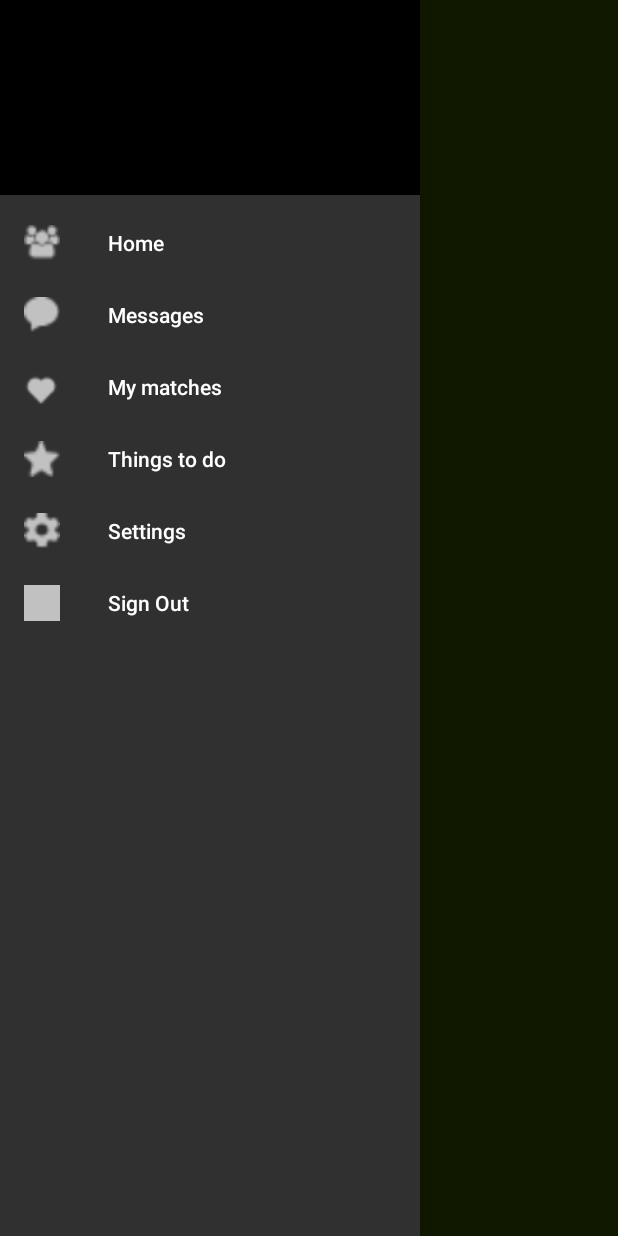
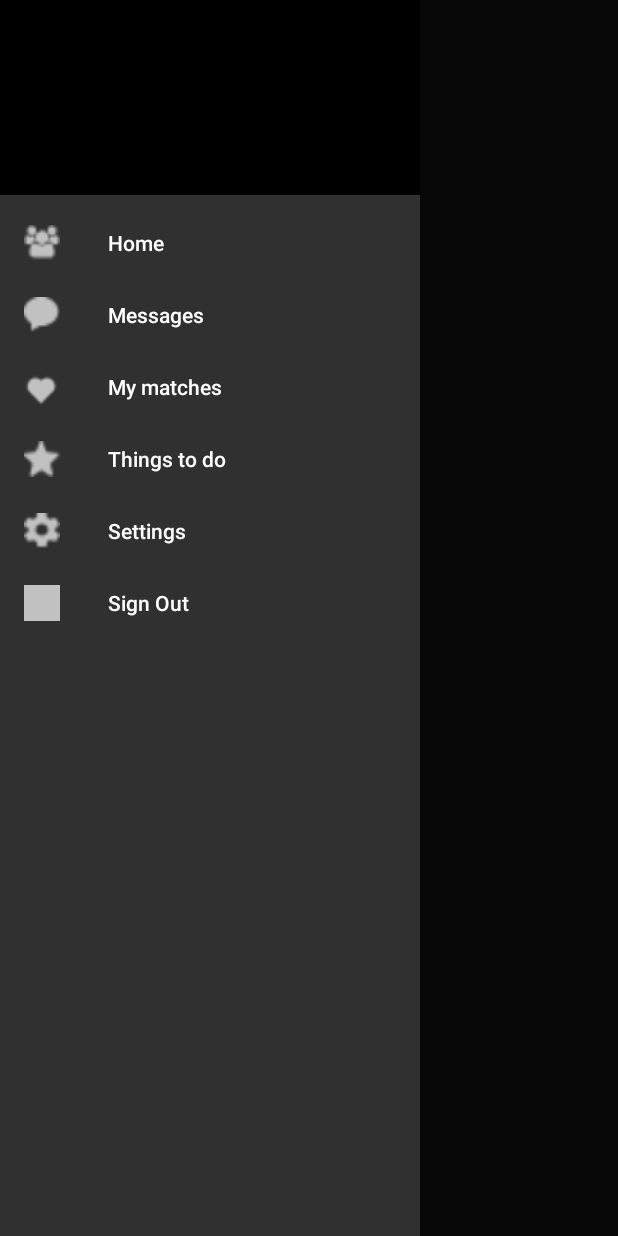
Before and after one commit to joshlimlim/HERADatingApp, an Android app: the NavigationActivity screen opened directly, with no data from a screen before it, with the side drawer open, on a phone screen of 412 x 824 dp. Run offline under Robolectric (Android 15) with nearby library versions, the phone set to English and light mode, and no system bars; our stand-ins replace Firebase (no records; nobody signed in at launch, a user with empty details on screens opened directly).

Commit message:
changed some layouts

```diff
--- a/app/src/main/res/layout/activity_navigation.xml
+++ b/app/src/main/res/layout/activity_navigation.xml
@@ -5,7 +5,7 @@
     android:id="@+id/dl"
     android:layout_width="match_parent"
     android:layout_height="match_parent"
-    android:background="@android:color/holo_green_dark"
+    android:background="@null"
     tools:context=".NavigationActivity">
 
     <android.support.v7.widget.Toolbar
@@ -18,18 +18,6 @@
     <RelativeLayout
         android:layout_width="match_parent"
         android:layout_height="match_parent">
-
-
-        <TextView
-            android:layout_width="wrap_content"
-            android:layout_height="wrap_content"
-            android:text="Main"
-            android:textSize="50dp"
-            android:id="@+id/textView"
-            android:layout_marginTop="200dp"
-            android:layout_marginLeft="130dp"/>
-
-
     </RelativeLayout>
 
     <android.support.design.widget.NavigationView
```
Also changed, not shown: app/src/main/java/com/mad/heradatingapp/SwipeCardTestActivity.java (+39 -1 lines), app/src/main/res/layout/activity_swipe_card_test.xml (+7 -0 lines).
